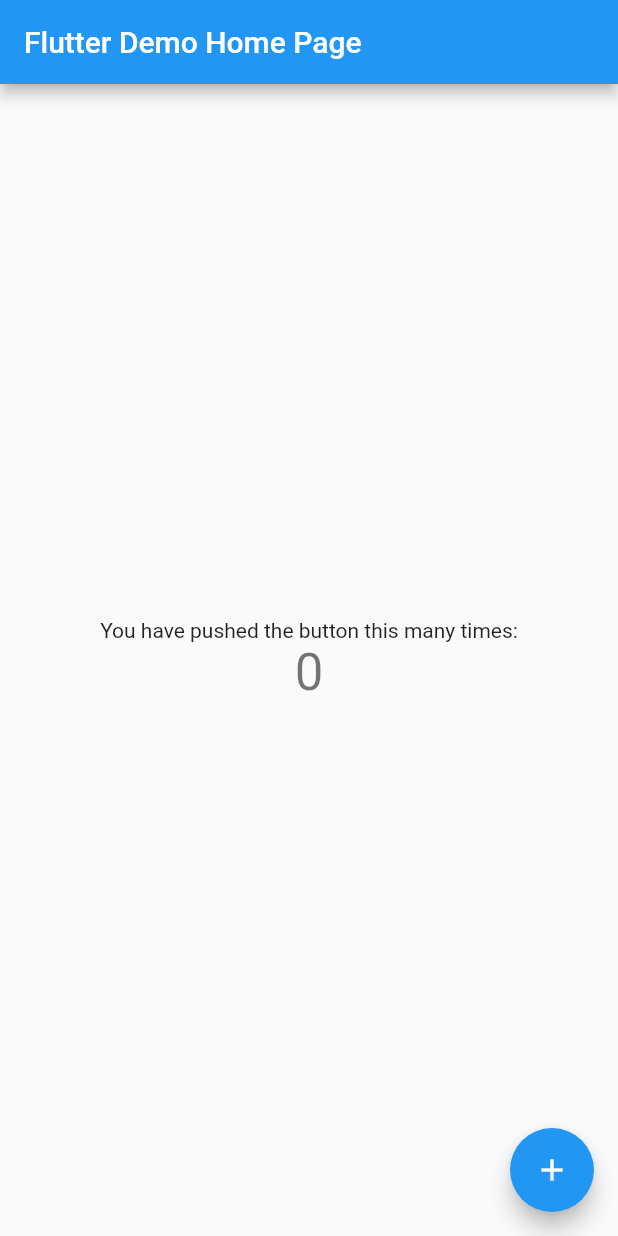
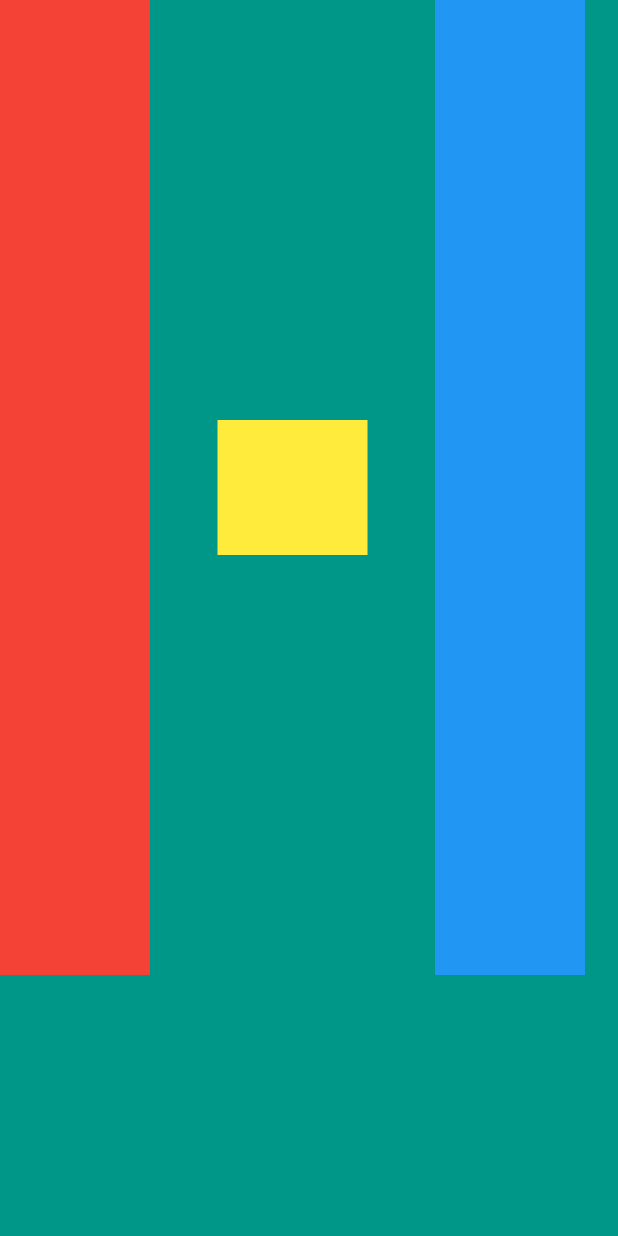
Before and after one commit to SauRaj401/flutter103, a Flutter app: the screen it shows after launch, on a phone screen of 412 x 824 dp. Run offline on Flutter 3.47's test engine with Material 2 defaults, Android fonts, the phone set to English and light mode, and no system bars.

Commit message:
change in every thing

```diff
--- a/lib/main.dart
+++ b/lib/main.dart
@@ -1,115 +1,53 @@
 import 'package:flutter/material.dart';
 
-void main() {
-  runApp(const MyApp());
+main() {
+  runApp(myApp());
 }
 
-class MyApp extends StatelessWidget {
-  const MyApp({Key? key}) : super(key: key);
+class myApp extends StatelessWidget {
+  const myApp({super.key});
 
-  // This widget is the root of your application.
   @override
   Widget build(BuildContext context) {
     return MaterialApp(
-      title: 'Flutter Demo',
-      theme: ThemeData(
-        // This is the theme of your application.
-        //
-        // Try running your application with "flutter run". You'll see the
-        // application has a blue toolbar. Then, without quitting the app, try
-        // changing the primarySwatch below to Colors.green and then invoke
-        // "hot reload" (press "r" in the console where you ran "flutter run",
-        // or simply save your changes to "hot reload" in a Flutter IDE).
-        // Notice that the counter didn't reset back to zero; the application
-        // is not restarted.
-        primarySwatch: Colors.blue,
+      title: 'Mi card',
+      home: Scaffold(
+        backgroundColor: Colors.teal,
+        body: SafeArea(
+          child: Row(
+            //mainAxisSize: MainAxisSize.max,
+            //mainAxisAlignment: MainAxisAlignment.spaceEvenly,
+            //crossAxisAlignment: CrossAxisAlignment.stretch,
+            children: [
+              Container(
+                color: Colors.red,
+                height: 650,
+                width: 100,
               ),
-      home: const MyHomePage(title: 'Flutter Demo Home Page'),
-    );
-  }
-}
-
-class MyHomePage extends StatefulWidget {
-  const MyHomePage({Key? key, required this.title}) : super(key: key);
-
-  // This widget is the home page of your application. It is stateful, meaning
-  // that it has a State object (defined below) that contains fields that affect
-  // how it looks.
-
-  // This class is the configuration for the state. It holds the values (in this
-  // case the title) provided by the parent (in this case the App widget) and
-  // used by the build method of the State. Fields in a Widget subclass are
-  // always marked "final".
-
-  final String title;
-
-  @override
-  State<MyHomePage> createState() => _MyHomePageState();
-}
-
-class _MyHomePageState extends State<MyHomePage> {
-  int _counter = 0;
-
-  void _incrementCounter() {
-    setState(() {
-      // This call to setState tells the Flutter framework that something has
-      // changed in this State, which causes it to rerun the build method below
-      // so that the display can reflect the updated values. If we changed
-      // _counter without calling setState(), then the build method would not be
-      // called again, and so nothing would appear to happen.
-      _counter++;
-    });
-  }
-
-  @override
-  Widget build(BuildContext context) {
-    // This method is rerun every time setState is called, for instance as done
-    // by the _incrementCounter method above.
-    //
-    // The Flutter framework has been optimized to make rerunning build methods
-    // fast, so that you can just rebuild anything that needs updating rather
-    // than having to individually change instances of widgets.
-    return Scaffold(
-      appBar: AppBar(
-        // Here we take the value from the MyHomePage object that was created by
-        // the App.build method, and use it to set our appbar title.
-        title: Text(widget.title),
+              Container(
+                color: Colors.teal,
+                height: 90,
+                width: 190,
+                child: Row(
+                  children: [
+                    Container(
+                      margin: EdgeInsets.fromLTRB(45, 0, 0, 0),
+                      width: 100,
+                      height: 100,
+                      color: Colors.yellow,
+                    )
+                  ],
                 ),
-      body: Center(
-        // Center is a layout widget. It takes a single child and positions it
-        // in the middle of the parent.
-        child: Column(
-          // Column is also a layout widget. It takes a list of children and
-          // arranges them vertically. By default, it sizes itself to fit its
-          // children horizontally, and tries to be as tall as its parent.
-          //
-          // Invoke "debug painting" (press "p" in the console, choose the
-          // "Toggle Debug Paint" action from the Flutter Inspector in Android
-          // Studio, or the "Toggle Debug Paint" command in Visual Studio Code)
-          // to see the wireframe for each widget.
-          //
-          // Column has various properties to control how it sizes itself and
-          // how it positions its children. Here we use mainAxisAlignment to
-          // center the children vertically; the main axis here is the vertical
-          // axis because Columns are vertical (the cross axis would be
-          // horizontal).
-          mainAxisAlignment: MainAxisAlignment.center,
-          children: <Widget>[
-            const Text(
-              'You have pushed the button this many times:',
               ),
-            Text(
-              '$_counter',
-              style: Theme.of(context).textTheme.headline4,
+              Container(
+                color: Colors.blue,
+                height: 650,
+                width: 100,
               ),
             ],
           ),
         ),
-      floatingActionButton: FloatingActionButton(
-        onPressed: _incrementCounter,
-        tooltip: 'Increment',
-        child: const Icon(Icons.add),
-      ), // This trailing comma makes auto-formatting nicer for build methods.
+      ),
     );
   }
 }
```
Also changed, not shown: pubspec.lock. Lines whose indentation alone changed are shown as unchanged.
